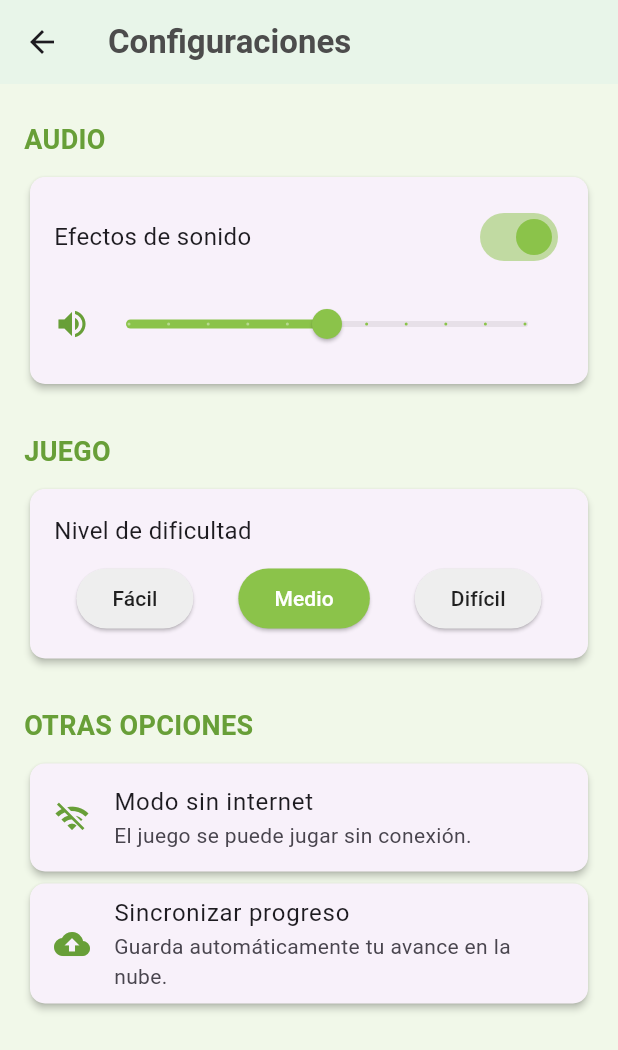
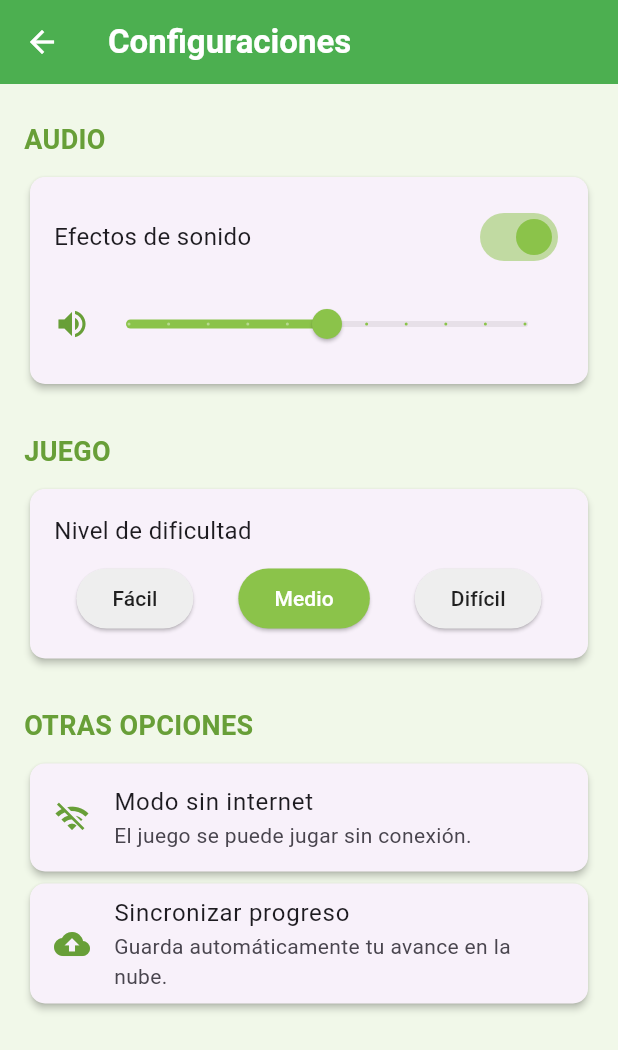
Before and after one commit to Gennalop/LP-Videogame, a Flutter app: the ConfiguracionPage screen opened directly, on a phone screen of 412 x 824 dp. Shown: the top 1050 px of the screen. Run offline on Flutter 3.47's test engine with Material 3 defaults, Android fonts, the light colour scheme and no system bars.

Commit message:
correcciones en los estilos de las appBar de cada pantalla

```diff
--- a/frontend/lib/screens/pages/configuracion_page.dart
+++ b/frontend/lib/screens/pages/configuracion_page.dart
@@ -20,12 +20,15 @@ class _ConfiguracionPageState extends State<ConfiguracionPage> {
         title: const Text(
           "Configuraciones",
           style: TextStyle(
-            color: Color(0xFF4C4C4C), // Dark grey for text
+            color: Colors.white,
             fontWeight: FontWeight.bold,
           ),
         ),
-        backgroundColor: const Color(0xFFE8F5E9), // Light green for app bar
-        elevation: 0,
+        backgroundColor: Colors.green,
+        leading: IconButton(
+          icon: const Icon(Icons.arrow_back, color: Colors.white),
+          onPressed: () => Navigator.of(context).pop(),
+        ),
       ),
       body: Container(
         color: const Color(0xFFF1F8E9), // Very light green background
--- a/frontend/lib/screens/pages/estadisticas_page.dart
+++ b/frontend/lib/screens/pages/estadisticas_page.dart
@@ -14,8 +14,12 @@ class EstadisticasPage extends StatelessWidget {
   Widget build(BuildContext context) {
     return Scaffold(
       appBar: AppBar(
-        title: const Text("Tus Estadísticas"),
+        title: const Text("Tus Estadísticas", style: TextStyle(color: Colors.white, fontWeight: FontWeight.bold)),
         backgroundColor: Colors.green,
+        leading: IconButton(
+          icon: const Icon(Icons.arrow_back, color: Colors.white),
+          onPressed: () => Navigator.of(context).pop(),
+        ),
       ),
       body: Container(
         decoration: const BoxDecoration(
```
Also changed, not shown: frontend/lib/screens/pages/comojugar_page.dart (+6 -2 lines), frontend/lib/screens/pages/puntuaciones_page.dart (+7 -4 lines), frontend/pubspec.lock, 1 other file.
